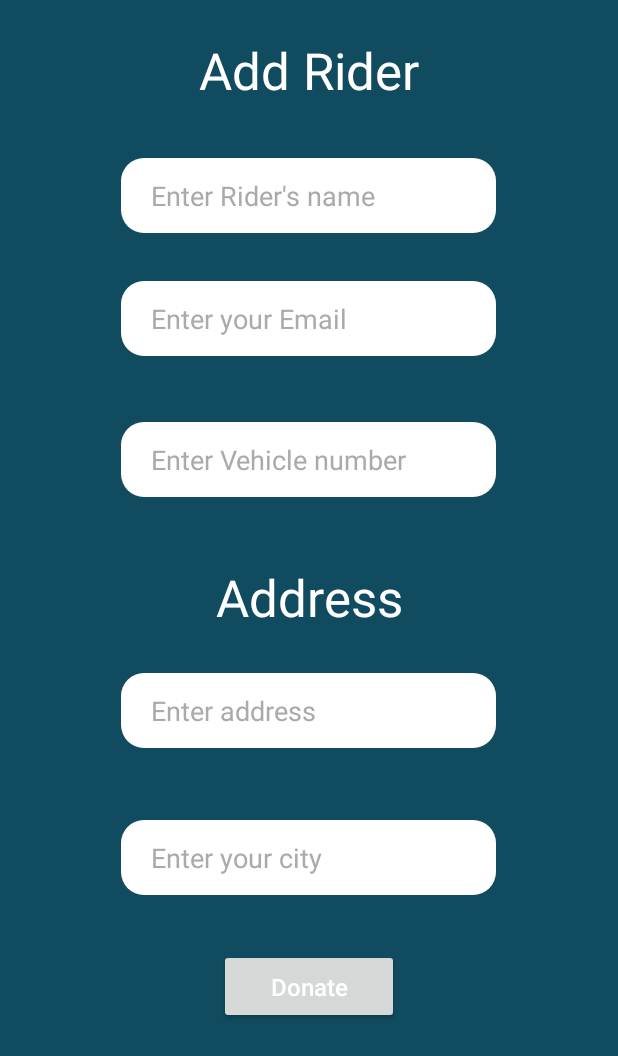
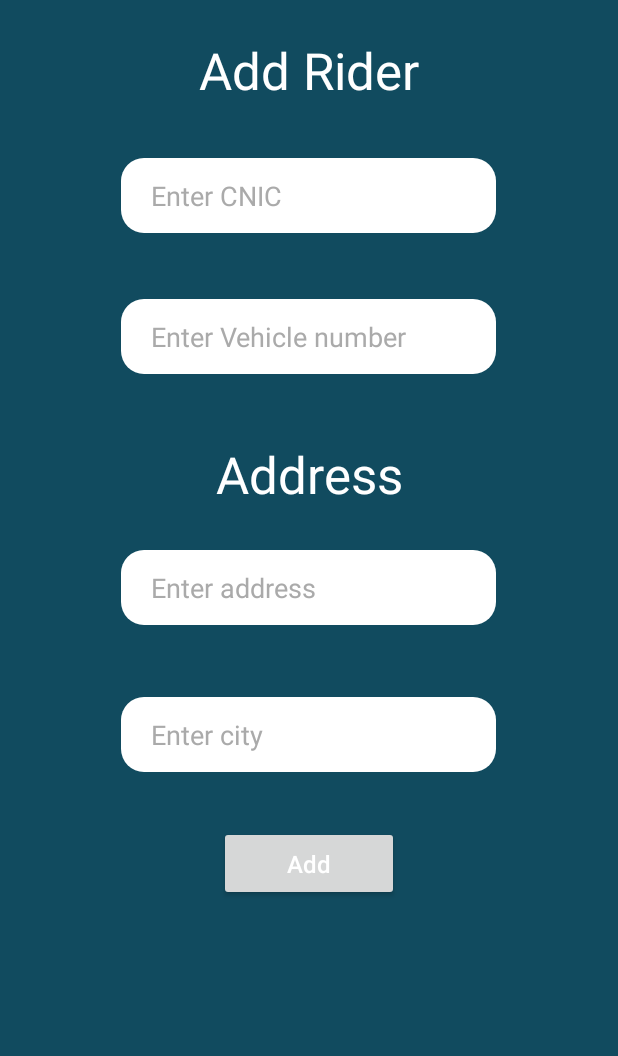
Before and after one commit to abdullah599/FoodDonation, an Android app: the layout activity_rider_signup2.xml on its own in the app's theme, with its tools: preview values and no code run, on a phone screen of 412 x 824 dp. Shown: the top 1056 px of the screen. Run offline under Robolectric (Android 15) with nearby library versions, the phone set to English and light mode, and no system bars.

Commit message:
Adding Rider feature Completed

```diff
--- a/app/src/main/res/layout/activity_rider_signup2.xml
+++ b/app/src/main/res/layout/activity_rider_signup2.xml
@@ -20,13 +20,13 @@
         app:layout_constraintTop_toTopOf="parent" />
 
     <EditText
-        android:id="@+id/et_rname"
+        android:id="@+id/et_rcnic"
         android:layout_width="250dp"
         android:layout_height="50dp"
         android:layout_marginTop="36dp"
         android:background="@drawable/edit_text"
         android:ems="10"
-        android:hint="Enter Rider's name"
+        android:hint="Enter CNIC"
         android:inputType="textPersonName"
         android:paddingStart="20dp"
         android:textColor="@color/black"
@@ -36,36 +36,19 @@
         app:layout_constraintStart_toStartOf="parent"
         app:layout_constraintTop_toBottomOf="@+id/tv_addrider" />
 
-    <EditText
-        android:id="@+id/et_remail"
-        android:layout_width="250dp"
-        android:layout_height="50dp"
-        android:layout_marginTop="32dp"
-        android:background="@drawable/edit_text"
-        android:ems="10"
-        android:hint="Enter your Email"
-        android:inputType="textEmailAddress"
-        android:paddingStart="20dp"
-        android:textColor="@color/black"
-        android:textColorHint="@android:color/darker_gray"
-        app:layout_constraintEnd_toEndOf="@+id/et_rname"
-        app:layout_constraintHorizontal_bias="0.0"
-        app:layout_constraintStart_toStartOf="@+id/et_rname"
-        app:layout_constraintTop_toBottomOf="@+id/et_rname" />
-
     <Button
         android:id="@+id/btn_radd"
         android:layout_width="120dp"
         android:layout_height="50dp"
         android:layout_marginTop="36dp"
-        android:text="Donate"
+        android:text="Add"
         android:textAllCaps="false"
         android:textColor="@color/white"
         android:textSize="16sp"
         app:cornerRadius="16dp"
-        app:layout_constraintEnd_toEndOf="@+id/et_city"
-        app:layout_constraintStart_toStartOf="@+id/et_city"
-        app:layout_constraintTop_toBottomOf="@+id/et_city" />
+        app:layout_constraintEnd_toEndOf="@+id/ret_city"
+        app:layout_constraintStart_toStartOf="@+id/ret_city"
+        app:layout_constraintTop_toBottomOf="@+id/ret_city" />
 
     <EditText
         android:id="@+id/et_bikeno"
@@ -75,14 +58,13 @@
         android:background="@drawable/edit_text"
         android:ems="10"
         android:hint="Enter Vehicle number"
-        android:inputType="date"
+        android:inputType="textPersonName"
         android:paddingStart="20dp"
         android:textColor="@color/black"
         android:textColorHint="@android:color/darker_gray"
-        app:layout_constraintEnd_toEndOf="@+id/et_remail"
-        app:layout_constraintHorizontal_bias="0.0"
-        app:layout_constraintStart_toStartOf="@+id/et_remail"
-        app:layout_constraintTop_toBottomOf="@+id/et_remail" />
+        app:layout_constraintEnd_toEndOf="@+id/et_rcnic"
+        app:layout_constraintStart_toStartOf="@+id/et_rcnic"
+        app:layout_constraintTop_toBottomOf="@+id/et_rcnic" />
 
     <TextView
         android:id="@+id/tv_caddress"
@@ -97,7 +79,7 @@
         app:layout_constraintTop_toBottomOf="@+id/et_bikeno" />
 
     <EditText
-        android:id="@+id/et_add"
+        android:id="@+id/ret_add"
         android:layout_width="250dp"
         android:layout_height="50dp"
         android:layout_marginTop="28dp"
@@ -114,20 +96,20 @@
         app:layout_constraintTop_toBottomOf="@+id/tv_caddress" />
 
     <EditText
-        android:id="@+id/et_city"
+        android:id="@+id/ret_city"
         android:layout_width="250dp"
         android:layout_height="50dp"
         android:layout_marginTop="48dp"
         android:background="@drawable/edit_text"
         android:ems="10"
-        android:hint="Enter your city"
+        android:hint="Enter city"
         android:inputType="textPersonName"
         android:paddingStart="20dp"
         android:textColor="@color/black"
         android:textColorHint="@android:color/darker_gray"
-        app:layout_constraintEnd_toEndOf="@+id/et_add"
+        app:layout_constraintEnd_toEndOf="@+id/ret_add"
         app:layout_constraintHorizontal_bias="0.0"
-        app:layout_constraintStart_toStartOf="@+id/et_add"
-        app:layout_constraintTop_toBottomOf="@+id/et_add" />
+        app:layout_constraintStart_toStartOf="@+id/ret_add"
+        app:layout_constraintTop_toBottomOf="@+id/ret_add" />
 
 </androidx.constraintlayout.widget.ConstraintLayout>
```
Also changed, not shown: app/src/main/java/com/example/fooddonation/AdminDashboard.kt (+30 -9 lines), app/src/main/java/com/example/fooddonation/Login.kt (+20 -0 lines), app/src/main/java/com/example/fooddonation/MainActivity.kt (+65 -3 lines), app/src/main/java/com/example/fooddonation/RiderSignup.kt (+68 -1 lines), app/src/main/java/com/example/fooddonation/RiderSignup2.kt (+102 -1 lines), app/src/main/java/com/example/fooddonation/models/Rider.kt (added, +20 -0 lines).
